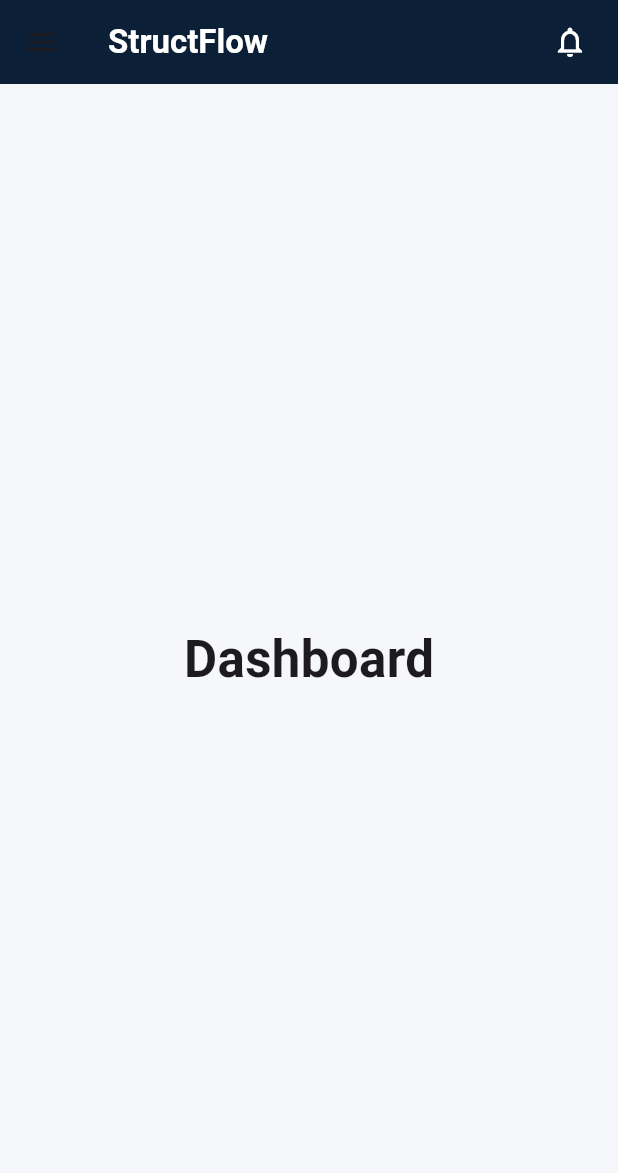
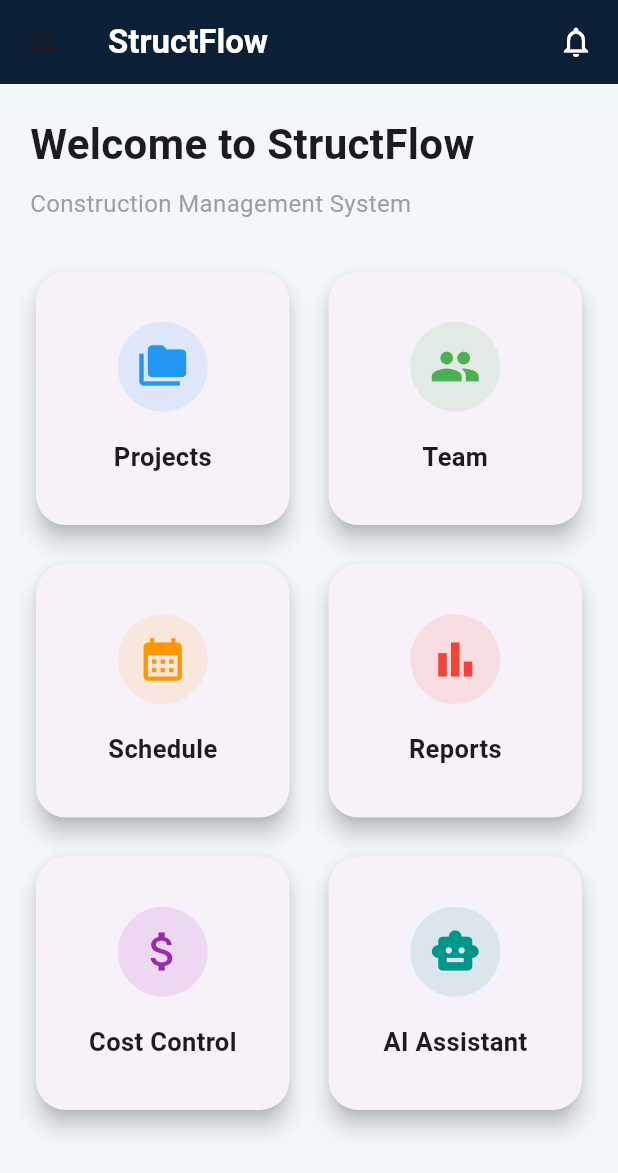
Before and after one commit to georgeyoussef393-tech/StructFlow, a Flutter app: the screen it shows after launch, on a phone screen of 412 x 824 dp. Shown: the top 1173 px of the screen. Run offline on Flutter 3.47's test engine with Material 3 defaults, Android fonts, the phone set to English and light mode, and no system bars; our stand-ins replace go_router.

Commit message:
Build initial dashboard and project structure

```diff
--- a/lib/features/dashboard/screens/dashboard_screen.dart
+++ b/lib/features/dashboard/screens/dashboard_screen.dart
@@ -6,7 +6,7 @@ class DashboardScreen extends StatelessWidget {
   @override
   Widget build(BuildContext context) {
     return Scaffold(
-      backgroundColor: const Color(0xffF5F7FA),
+      backgroundColor: const Color(0xffF4F7FA),
 
       appBar: AppBar(
         backgroundColor: const Color(0xff0B1F36),
@@ -18,27 +18,21 @@ class DashboardScreen extends StatelessWidget {
             color: Colors.white,
           ),
         ),
-
         actions: const [
           Padding(
-            padding: EdgeInsets.only(right: 20),
-            child: Icon(
-              Icons.notifications_none,
-              color: Colors.white,
-            ),
-          )
+            padding: EdgeInsets.symmetric(horizontal: 16),
+            child: Icon(Icons.notifications_none, color: Colors.white),
+          ),
         ],
       ),
 
       drawer: Drawer(
         child: ListView(
           children: const [
-
             DrawerHeader(
               decoration: BoxDecoration(
                 color: Color(0xff0B1F36),
               ),
-
               child: Center(
                 child: Text(
                   "StructFlow",
@@ -57,13 +51,13 @@ class DashboardScreen extends StatelessWidget {
             ),
 
             ListTile(
-              leading: Icon(Icons.folder_open),
+              leading: Icon(Icons.folder_copy_outlined),
               title: Text("Projects"),
             ),
 
             ListTile(
-              leading: Icon(Icons.task_alt),
-              title: Text("Tasks"),
+              leading: Icon(Icons.people_outline),
+              title: Text("Team"),
             ),
 
             ListTile(
@@ -79,15 +73,141 @@ class DashboardScreen extends StatelessWidget {
         ),
       ),
 
-      body: const Center(
-        child: Text(
-          "Dashboard",
-          style: TextStyle(
-            fontSize: 34,
-            fontWeight: FontWeight.bold,
-          ),
+      body: Padding(
+        padding: const EdgeInsets.all(20),
+
+        child: Column(
+          crossAxisAlignment: CrossAxisAlignment.start,
+
+          children: [
+
+            const Text(
+              "Welcome to StructFlow",
+              style: TextStyle(
+                fontSize: 28,
+                fontWeight: FontWeight.bold,
+              ),
+            ),
+
+            const SizedBox(height: 8),
+
+            const Text(
+              "Construction Management System",
+              style: TextStyle(
+                color: Colors.grey,
+                fontSize: 16,
+              ),
+            ),
+
+            const SizedBox(height: 30),
+
+            Expanded(
+              child: GridView.count(
+                crossAxisCount: 2,
+                crossAxisSpacing: 18,
+                mainAxisSpacing: 18,
+                children: const [
+
+                  DashboardCard(
+                    title: "Projects",
+                    icon: Icons.folder_copy,
+                    color: Colors.blue,
+                  ),
+
+                  DashboardCard(
+                    title: "Team",
+                    icon: Icons.people,
+                    color: Colors.green,
+                  ),
+
+                  DashboardCard(
+                    title: "Schedule",
+                    icon: Icons.calendar_month,
+                    color: Colors.orange,
+                  ),
+
+                  DashboardCard(
+                    title: "Reports",
+                    icon: Icons.bar_chart,
+                    color: Colors.red,
+                  ),
+
+                  DashboardCard(
+                    title: "Cost Control",
+                    icon: Icons.attach_money,
+                    color: Colors.purple,
+                  ),
+
+                  DashboardCard(
+                    title: "AI Assistant",
+                    icon: Icons.smart_toy,
+                    color: Colors.teal,
+                  ),
+                ],
+              ),
+            ),
+          ],
         ),
       ),
     );
   }
 }
+
+class DashboardCard extends StatelessWidget {
+
+  final String title;
+  final IconData icon;
+  final Color color;
+
+  const DashboardCard({
+    super.key,
+    required this.title,
+    required this.icon,
+    required this.color,
+  });
+
+  @override
+  Widget build(BuildContext context) {
+
+    return Card(
+      elevation: 6,
+
+      shape: RoundedRectangleBorder(
+        borderRadius: BorderRadius.circular(20),
+      ),
+
+      child: InkWell(
+        borderRadius: BorderRadius.circular(20),
+
+        onTap: () {},
+
+        child: Column(
+          mainAxisAlignment: MainAxisAlignment.center,
+
+          children: [
+
+            CircleAvatar(
+              radius: 30,
+              backgroundColor: color.withOpacity(.12),
+              child: Icon(
+                icon,
+                size: 34,
+                color: color,
+              ),
+            ),
+
+            const SizedBox(height: 18),
+
+            Text(
+              title,
+              style: const TextStyle(
+                fontWeight: FontWeight.bold,
+                fontSize: 17,
+              ),
+            ),
+          ],
+        ),
+      ),
+    );
+  }
+}
```
